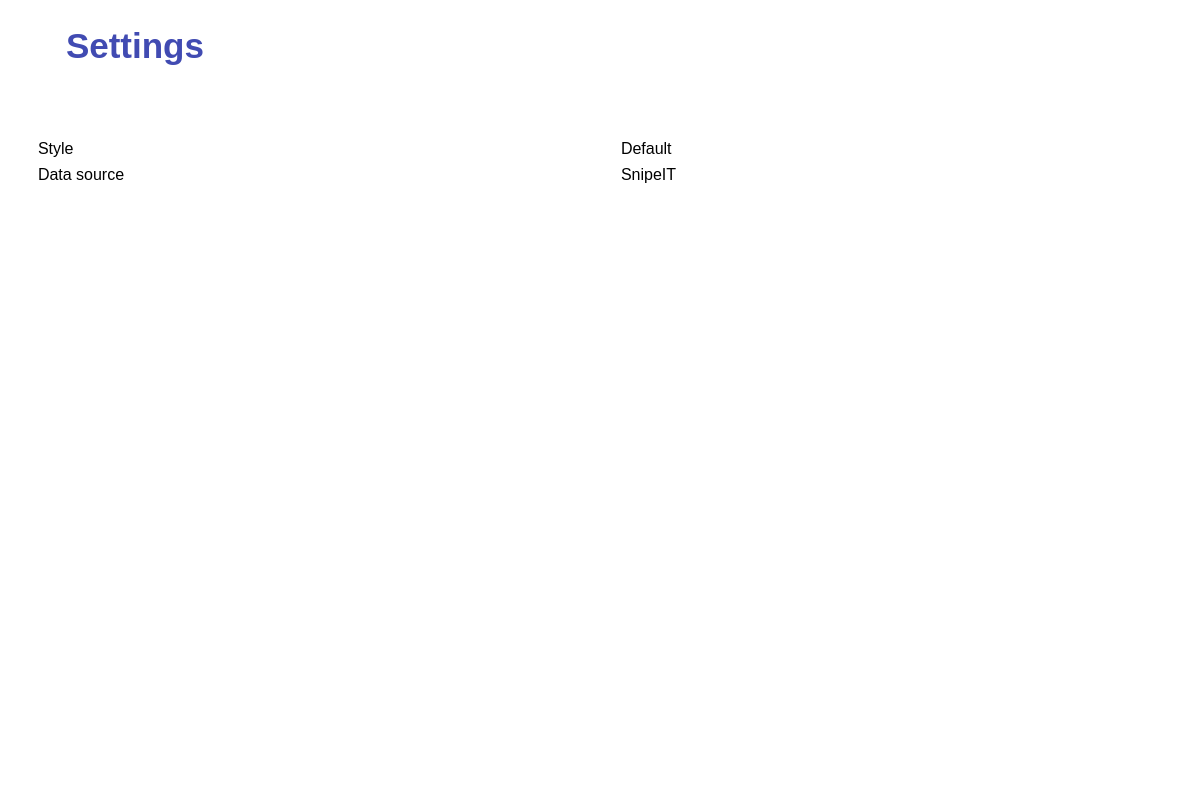
The window that layouts/settings.ui (fedulovs/InventoryUI) describes before a commit, drawn with Qt 5.
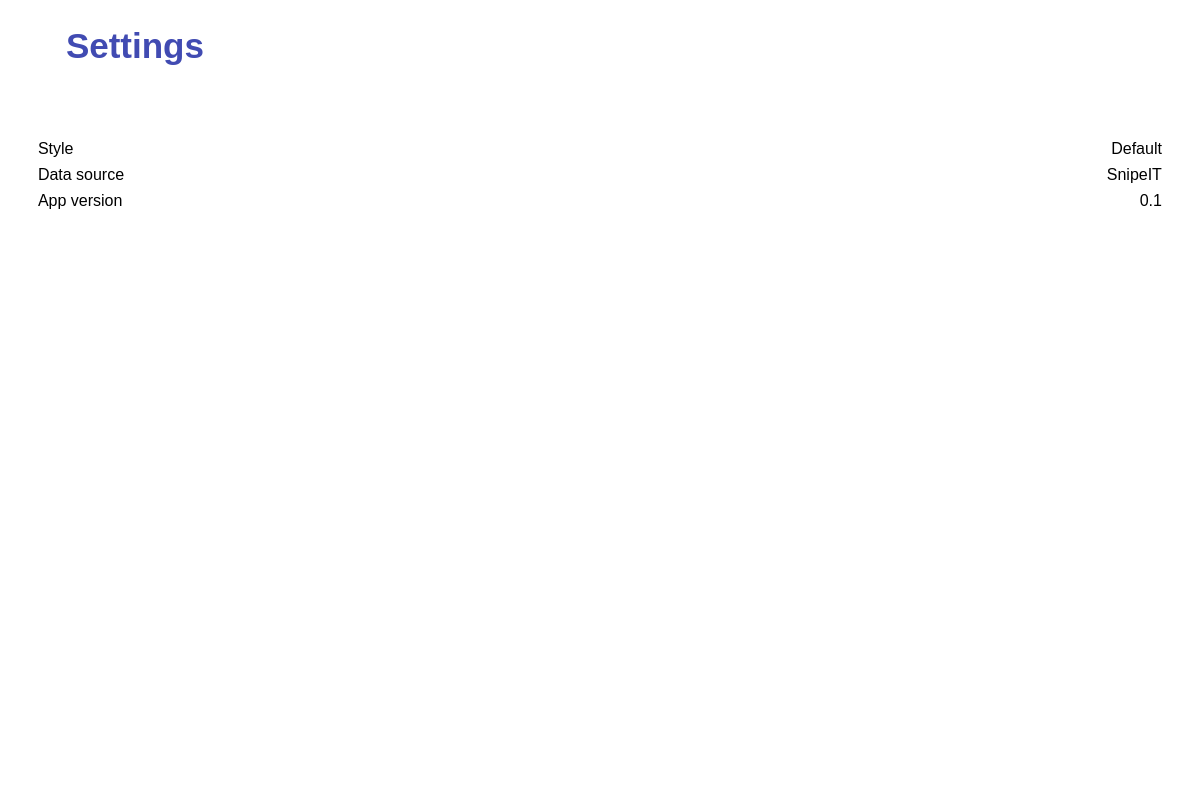
The same window after the commit. Icons and pictures are not drawn.

Diff of the .ui file:
```diff
--- a/layouts/settings.ui
+++ b/layouts/settings.ui
@@ -372,7 +372,7 @@
                   </size>
                  </property>
                  <property name="text">
-                  <string/>
+                  <string>App version</string>
                  </property>
                 </widget>
                </item>
@@ -447,6 +447,9 @@
                  <property name="text">
                   <string>Default</string>
                  </property>
+                 <property name="alignment">
+                  <set>Qt::AlignRight|Qt::AlignTrailing|Qt::AlignVCenter</set>
+                 </property>
                 </widget>
                </item>
                <item alignment="Qt::AlignTop">
@@ -466,6 +469,9 @@
                  <property name="text">
                   <string>SnipeIT</string>
                  </property>
+                 <property name="alignment">
+                  <set>Qt::AlignRight|Qt::AlignTrailing|Qt::AlignVCenter</set>
+                 </property>
                 </widget>
                </item>
                <item alignment="Qt::AlignTop">
@@ -483,7 +489,10 @@
                   </size>
                  </property>
                  <property name="text">
-                  <string/>
+                  <string>0.1</string>
+                 </property>
+                 <property name="alignment">
+                  <set>Qt::AlignRight|Qt::AlignTrailing|Qt::AlignVCenter</set>
                  </property>
                 </widget>
                </item>
```
Left out of the diff: 6 changed lines with no effect on the pictures.
